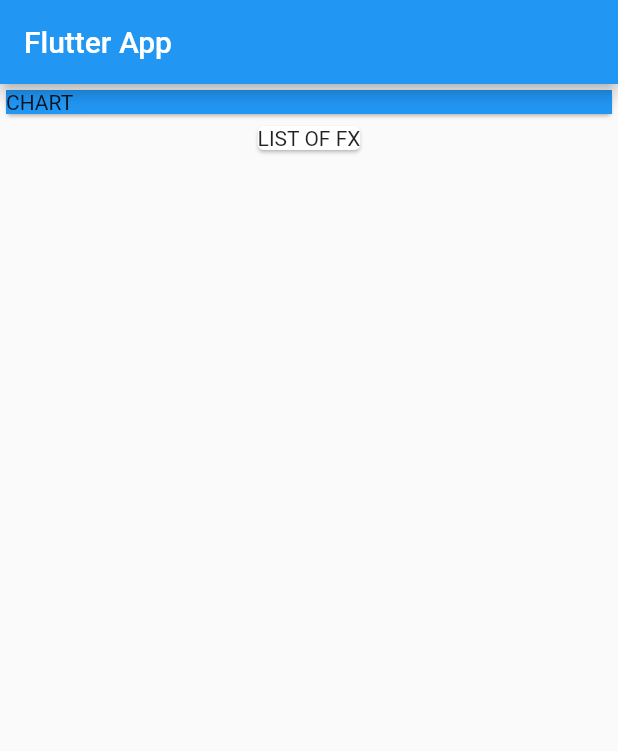
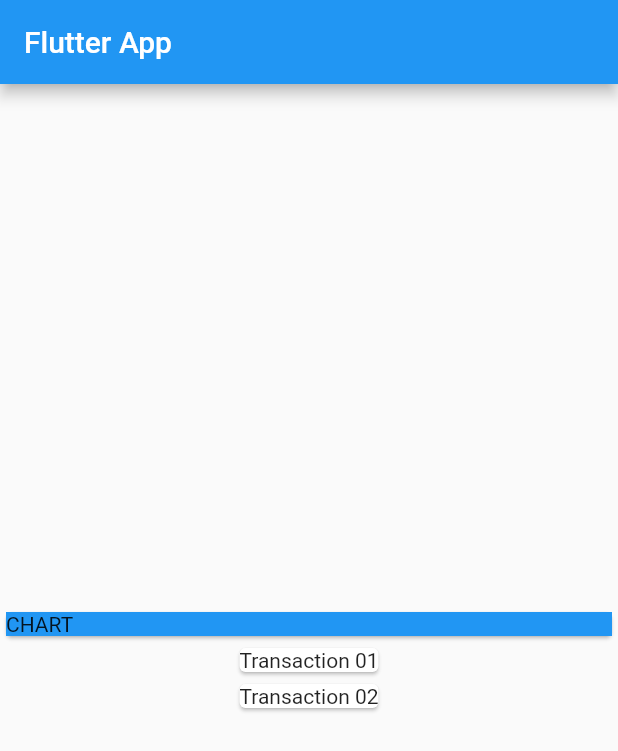
Before and after one commit to rehan-sattar/expenses-app-flutter, a Flutter app: the screen it shows after launch, on a phone screen of 412 x 824 dp. Shown: the top 751 px of the screen. Run offline on Flutter 3.47's test engine with Material 2 defaults, Android fonts, the phone set to English and light mode, and no system bars.

Commit message:
feat(transaction): create Transaction class & some objects and show on screen

```diff
--- a/lib/main.dart
+++ b/lib/main.dart
@@ -1,4 +1,5 @@
 import 'package:flutter/material.dart';
+import './transactions.dart';
 
 void main() => runApp(MyApp());
 
@@ -13,6 +14,21 @@ class MyApp extends StatelessWidget {
 }
 
 class MyHomePage extends StatelessWidget {
+  // list of transactions
+  final List<Transaction> transactions = [
+    Transaction(
+      id: 't1',
+      title: 'Transaction 01',
+      amount: 23.43,
+      date: DateTime.now(),
+    ),
+    Transaction(
+      id: 't2',
+      title: 'Transaction 02',
+      amount: 32.33,
+      date: DateTime.now(),
+    )
+  ];
   @override
   Widget build(BuildContext context) {
     return Scaffold(
@@ -20,6 +36,8 @@ class MyHomePage extends StatelessWidget {
         title: Text('Flutter App'),
       ),
       body: Column(
+        mainAxisAlignment: MainAxisAlignment.center,
+        crossAxisAlignment: CrossAxisAlignment.center,
         children: <Widget>[
           Card(
             child: Container(
@@ -28,8 +46,12 @@ class MyHomePage extends StatelessWidget {
               child: Text('CHART'),
             ),
           ),
-          Card(
-            child: Text('LIST OF FX'),
+          Column(
+            children: transactions.map((transaction) {
+              return Card(
+                child: Text(transaction.title),
+              );
+            }).toList(),
           )
         ],
       ),
--- /dev/null
+++ b/lib/transactions.dart
@@ -0,0 +1,15 @@
+import 'package:flutter/foundation.dart';
+
+class Transaction {
+  final String id;
+  final String title;
+  final double amount;
+  final DateTime date;
+
+  Transaction({
+    @required this.id,
+    @required this.title,
+    @required this.amount,
+    @required this.date,
+  });
+}
```
